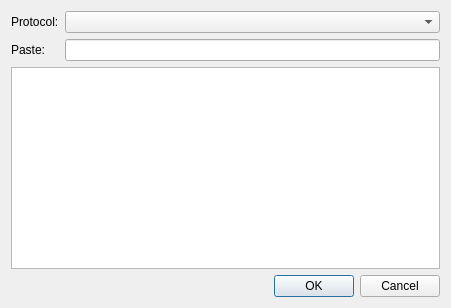
The window that src/plugins/cpaster/pasteselect.ui (qt-creator/qt-creator) describes before a commit, drawn with Qt 5.
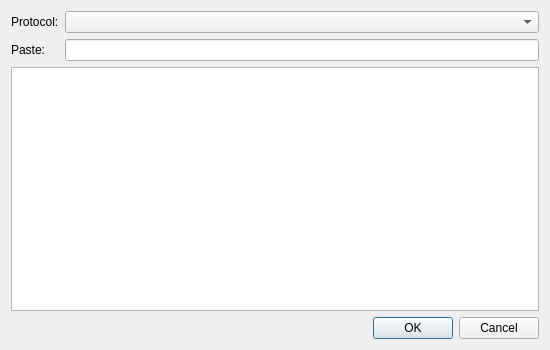
The same window after the commit.

Commit message: Pimpin' the UI a bit.

Diff of the .ui file:
```diff
--- a/src/plugins/cpaster/pasteselect.ui
+++ b/src/plugins/cpaster/pasteselect.ui
@@ -6,8 +6,8 @@
    <rect>
     <x>0</x>
     <y>0</y>
-    <width>451</width>
-    <height>308</height>
+    <width>550</width>
+    <height>350</height>
    </rect>
   </property>
   <property name="sizePolicy">
@@ -55,7 +55,11 @@
     </layout>
    </item>
    <item>
-    <widget class="QListWidget" name="listWidget"/>
+    <widget class="QListWidget" name="listWidget">
+     <property name="alternatingRowColors">
+      <bool>true</bool>
+     </property>
+    </widget>
    </item>
    <item>
     <widget class="QDialogButtonBox" name="buttons">
```
The commit also changes 1 other file.
